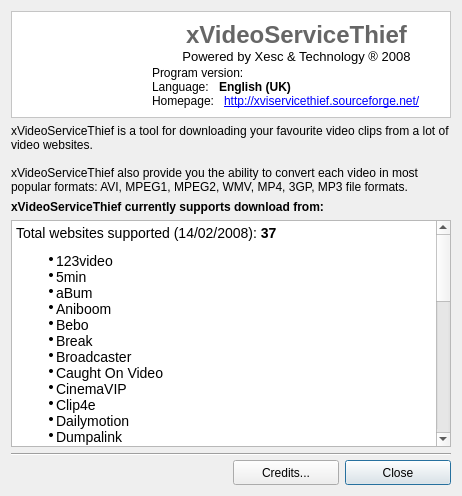
This is ui/information.ui in ckorn/xvst as Qt 5 draws it before an edit. The edited form follows.
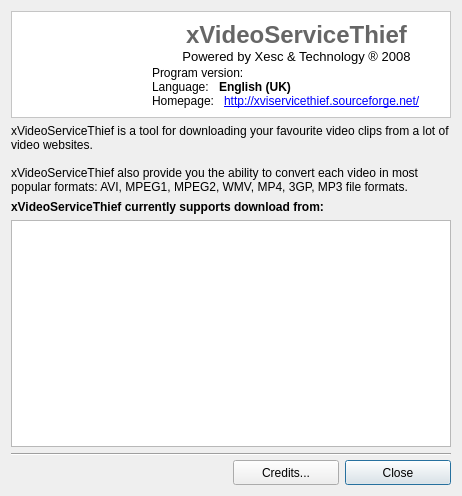
This is the edited form. Icons and pictures are not drawn.

Commit message: The service list in information form is now loaded from "resources.qrc" and removed from TS files

```diff
--- a/ui/information.ui
+++ b/ui/information.ui
@@ -201,50 +201,12 @@
     </widget>
    </item>
    <item row="3" column="0" >
-    <widget class="QTextBrowser" name="textBrowser" >
-     <property name="html" >
-      <string>&lt;html>&lt;head>&lt;meta name="qrichtext" content="1" />&lt;style type="text/css">
-p, li { white-space: pre-wrap; }
-&lt;/style>&lt;/head>&lt;body style=" font-family:'MS Shell Dlg 2'; font-size:8.25pt; font-weight:400; font-style:normal;">
-&lt;p style=" margin-top:0px; margin-bottom:0px; margin-left:0px; margin-right:0px; -qt-block-indent:0; text-indent:0px; font-size:8pt;">&lt;span style=" font-family:'Arial'; font-size:large;">Total websites supported (14/02/2008): &lt;/span>&lt;span style=" font-family:'Arial'; font-size:large; font-weight:600;">37&lt;/span>&lt;span style=" font-family:'Arial'; font-size:large;"> &lt;/span>&lt;/p>
-&lt;ul style="-qt-list-indent: 1;">&lt;li style=" font-family:'Arial'; font-size:8pt;" style=" margin-top:12px; margin-bottom:0px; margin-left:0px; margin-right:0px; -qt-block-indent:0; text-indent:0px;">&lt;span style=" font-size:large;">123video &lt;/span>&lt;/li>
-&lt;li style=" font-family:'Arial'; font-size:8pt;" style=" margin-top:0px; margin-bottom:0px; margin-left:0px; margin-right:0px; -qt-block-indent:0; text-indent:0px;">&lt;span style=" font-size:large;">5min &lt;/span>&lt;/li>
-&lt;li style=" font-family:'Arial'; font-size:8pt;" style=" margin-top:0px; margin-bottom:0px; margin-left:0px; margin-right:0px; -qt-block-indent:0; text-indent:0px;">&lt;span style=" font-size:large;">aBum &lt;/span>&lt;/li>
-&lt;li style=" font-family:'Arial'; font-size:8pt;" style=" margin-top:0px; margin-bottom:0px; margin-left:0px; margin-right:0px; -qt-block-indent:0; text-indent:0px;">&lt;span style=" font-size:large;">Aniboom &lt;/span>&lt;/li>
-&lt;li style=" font-family:'Arial'; font-size:8pt;" style=" margin-top:0px; margin-bottom:0px; margin-left:0px; margin-right:0px; -qt-block-indent:0; text-indent:0px;">&lt;span style=" font-size:large;">Bebo &lt;/span>&lt;/li>
-&lt;li style=" font-family:'Arial'; font-size:8pt;" style=" margin-top:0px; margin-bottom:0px; margin-left:0px; margin-right:0px; -qt-block-indent:0; text-indent:0px;">&lt;span style=" font-size:large;">Break &lt;/span>&lt;/li>
-&lt;li style=" font-family:'Arial'; font-size:8pt;" style=" margin-top:0px; margin-bottom:0px; margin-left:0px; margin-right:0px; -qt-block-indent:0; text-indent:0px;">&lt;span style=" font-size:large;">Broadcaster &lt;/span>&lt;/li>
-&lt;li style=" font-family:'Arial'; font-size:8pt;" style=" margin-top:0px; margin-bottom:0px; margin-left:0px; margin-right:0px; -qt-block-indent:0; text-indent:0px;">&lt;span style=" font-size:large;">Caught On Video &lt;/span>&lt;/li>
-&lt;li style=" font-family:'Arial'; font-size:8pt;" style=" margin-top:0px; margin-bottom:0px; margin-left:0px; margin-right:0px; -qt-block-indent:0; text-indent:0px;">&lt;span style=" font-size:large;">CinemaVIP&lt;/span>&lt;/li>
-&lt;li style=" font-family:'Arial'; font-size:8pt;" style=" margin-top:0px; margin-bottom:0px; margin-left:0px; margin-right:0px; -qt-block-indent:0; text-indent:0px;">&lt;span style=" font-size:large;">Clip4e &lt;/span>&lt;/li>
-&lt;li style=" font-family:'Arial'; font-size:8pt;" style=" margin-top:0px; margin-bottom:0px; margin-left:0px; margin-right:0px; -qt-block-indent:0; text-indent:0px;">&lt;span style=" font-size:large;">Dailymotion &lt;/span>&lt;/li>
-&lt;li style=" font-family:'Arial'; font-size:8pt;" style=" margin-top:0px; margin-bottom:0px; margin-left:0px; margin-right:0px; -qt-block-indent:0; text-indent:0px;">&lt;span style=" font-size:large;">Dumpalink &lt;/span>&lt;/li>
-&lt;li style=" font-family:'Arial'; font-size:8pt;" style=" margin-top:0px; margin-bottom:0px; margin-left:0px; margin-right:0px; -qt-block-indent:0; text-indent:0px;">&lt;span style=" font-size:large;">GameSpot&lt;/span>&lt;/li>
-&lt;li style=" font-family:'Arial'; font-size:8pt;" style=" margin-top:0px; margin-bottom:0px; margin-left:0px; margin-right:0px; -qt-block-indent:0; text-indent:0px;">&lt;span style=" font-size:large;">Glumbert &lt;/span>&lt;/li>
-&lt;li style=" font-family:'Arial'; font-size:8pt;" style=" margin-top:0px; margin-bottom:0px; margin-left:0px; margin-right:0px; -qt-block-indent:0; text-indent:0px;">&lt;span style=" font-size:large;">Google Video &lt;/span>&lt;/li>
-&lt;li style=" font-family:'Arial'; font-size:8pt;" style=" margin-top:0px; margin-bottom:0px; margin-left:0px; margin-right:0px; -qt-block-indent:0; text-indent:0px;">&lt;span style=" font-size:large;">LiveVideo &lt;/span>&lt;/li>
-&lt;li style=" font-family:'Arial'; font-size:8pt;" style=" margin-top:0px; margin-bottom:0px; margin-left:0px; margin-right:0px; -qt-block-indent:0; text-indent:0px;">&lt;span style=" font-size:large;">Lulu TV &lt;/span>&lt;/li>
-&lt;li style=" font-family:'Arial'; font-size:8pt;" style=" margin-top:0px; margin-bottom:0px; margin-left:0px; margin-right:0px; -qt-block-indent:0; text-indent:0px;">&lt;span style=" font-size:large;">Metacafe &lt;/span>&lt;/li>
-&lt;li style=" font-family:'Arial'; font-size:8pt;" style=" margin-top:0px; margin-bottom:0px; margin-left:0px; margin-right:0px; -qt-block-indent:0; text-indent:0px;">&lt;span style=" font-size:large;">MySpaceTv&lt;/span>&lt;/li>
-&lt;li style=" font-family:'Arial'; font-size:8pt;" style=" margin-top:0px; margin-bottom:0px; margin-left:0px; margin-right:0px; -qt-block-indent:0; text-indent:0px;">&lt;span style=" font-size:large;">Sclipo &lt;/span>&lt;/li>
-&lt;li style=" font-family:'Arial'; font-size:8pt;" style=" margin-top:0px; margin-bottom:0px; margin-left:0px; margin-right:0px; -qt-block-indent:0; text-indent:0px;">&lt;span style=" font-size:large;">Spike&lt;/span>&lt;/li>
-&lt;li style=" font-family:'Arial'; font-size:8pt;" style=" margin-top:0px; margin-bottom:0px; margin-left:0px; margin-right:0px; -qt-block-indent:0; text-indent:0px;">&lt;span style=" font-size:large;">Stage6&lt;/span>&lt;/li>
-&lt;li style=" font-family:'Arial'; font-size:8pt;" style=" margin-top:0px; margin-bottom:0px; margin-left:0px; margin-right:0px; -qt-block-indent:0; text-indent:0px;">&lt;span style=" font-size:large;">Tu.tv&lt;/span>&lt;/li>
-&lt;li style=" font-family:'Arial'; font-size:8pt;" style=" margin-top:0px; margin-bottom:0px; margin-left:0px; margin-right:0px; -qt-block-indent:0; text-indent:0px;">&lt;span style=" font-size:large;">Video.ca &lt;/span>&lt;/li>
-&lt;li style=" font-family:'Arial'; font-size:8pt;" style=" margin-top:0px; margin-bottom:0px; margin-left:0px; margin-right:0px; -qt-block-indent:0; text-indent:0px;">&lt;span style=" font-size:large;">VideoLeak &lt;/span>&lt;/li>
-&lt;li style=" font-family:'Arial'; font-size:8pt;" style=" margin-top:0px; margin-bottom:0px; margin-left:0px; margin-right:0px; -qt-block-indent:0; text-indent:0px;">&lt;span style=" font-size:large;">Yahoo Video&lt;/span>&lt;/li>
-&lt;li style=" font-family:'Arial'; font-size:8pt;" style=" margin-top:0px; margin-bottom:0px; margin-left:0px; margin-right:0px; -qt-block-indent:0; text-indent:0px;">&lt;span style=" font-size:large;">Yikers &lt;/span>&lt;/li>
-&lt;li style=" font-family:'Arial'; font-size:8pt;" style=" margin-top:0px; margin-bottom:0px; margin-left:0px; margin-right:0px; -qt-block-indent:0; text-indent:0px;">&lt;span style=" font-size:large;">YouTube &lt;/span>&lt;/li>
-&lt;li style=" font-family:'Arial'; font-size:8pt;" style=" margin-top:0px; margin-bottom:12px; margin-left:0px; margin-right:0px; -qt-block-indent:0; text-indent:0px;">&lt;span style=" font-size:large;">ZappInternet &lt;/span>&lt;/li>&lt;/ul>
-&lt;p style=" margin-top:0px; margin-bottom:0px; margin-left:0px; margin-right:0px; -qt-block-indent:0; text-indent:0px; font-family:'Arial'; font-size:8pt;">&lt;span style=" font-size:large;">Adult web sites: &lt;/span>&lt;/p>
-&lt;ul style="-qt-list-indent: 1;">&lt;li style=" font-family:'Arial'; font-size:8pt;" style=" margin-top:12px; margin-bottom:0px; margin-left:0px; margin-right:0px; -qt-block-indent:0; text-indent:0px;">&lt;span style=" font-size:large;">Badjojo &lt;/span>&lt;/li>
-&lt;li style=" font-family:'Arial'; font-size:8pt;" style=" margin-top:0px; margin-bottom:0px; margin-left:0px; margin-right:0px; -qt-block-indent:0; text-indent:0px;">&lt;span style=" font-size:large;">DaleAlPlay &lt;/span>&lt;/li>
-&lt;li style=" font-family:'Arial'; font-size:8pt;" style=" margin-top:0px; margin-bottom:0px; margin-left:0px; margin-right:0px; -qt-block-indent:0; text-indent:0px;">&lt;span style=" font-size:large;">DesiSexTube &lt;/span>&lt;/li>
-&lt;li style=" font-family:'Arial'; font-size:8pt;" style=" margin-top:0px; margin-bottom:0px; margin-left:0px; margin-right:0px; -qt-block-indent:0; text-indent:0px;">&lt;span style=" font-size:large;">PornoTube &lt;/span>&lt;/li>
-&lt;li style=" font-family:'Arial'; font-size:8pt;" style=" margin-top:0px; margin-bottom:0px; margin-left:0px; margin-right:0px; -qt-block-indent:0; text-indent:0px;">&lt;span style=" font-size:large;">Shufuni&lt;/span>&lt;/li>
-&lt;li style=" font-family:'Arial'; font-size:8pt;" style=" margin-top:0px; margin-bottom:0px; margin-left:0px; margin-right:0px; -qt-block-indent:0; text-indent:0px;">&lt;span style=" font-size:large;">TuPorno &lt;/span>&lt;/li>
-&lt;li style=" font-family:'Arial'; font-size:8pt;" style=" margin-top:0px; margin-bottom:0px; margin-left:0px; margin-right:0px; -qt-block-indent:0; text-indent:0px;">&lt;span style=" font-size:large;">YouPorn &lt;/span>&lt;/li>
-&lt;li style=" font-family:'Arial'; font-size:8pt;" style=" margin-top:0px; margin-bottom:12px; margin-left:0px; margin-right:0px; -qt-block-indent:0; text-indent:0px;">&lt;span style=" font-size:large;">Yuvutu &lt;/span>&lt;/li>&lt;/ul>&lt;/body>&lt;/html></string>
+    <widget class="QTextBrowser" name="rchServices" >
+     <property name="styleSheet" >
+      <string>QTextBrowser{
+font-family:Arial, Helvetica, sans-serif;
+font-size:12px;
+}</string>
      </property>
      <property name="textInteractionFlags" >
       <set>Qt::NoTextInteraction</set>
```
Left out of the diff: 3 changed lines with no effect on the pictures. The commit also changes 11 other files.
